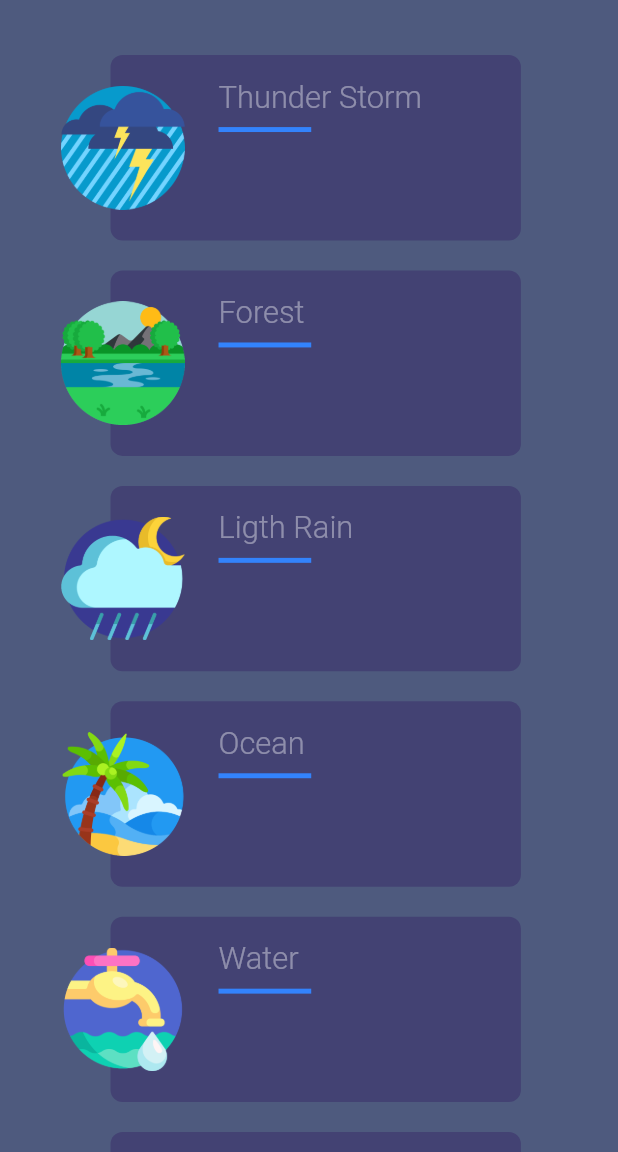
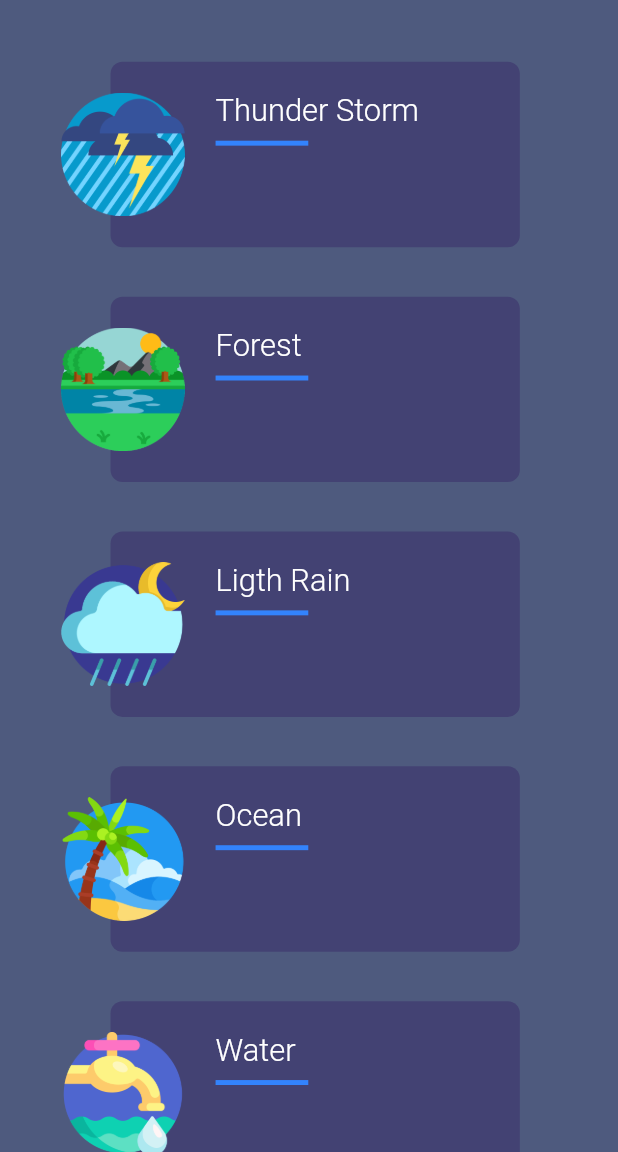
Before and after one commit to luizhenrique07/relaxing-sounds, a Flutter app: the screen it shows after launch, on a phone screen of 412 x 824 dp, the part 84-1236 px from its top. Run offline on Flutter 3.47's test engine with Material 2 defaults, Android fonts, the phone set to English and light mode, and no system bars; our stand-ins replace flutter_mobx, mobx; generated files the repository leaves out were written again; Roboto replaces fonts that are missing (Poppins).

Commit message:
feat: playing sound page

```diff
--- a/lib/i18n/i18n.dart
+++ b/lib/i18n/i18n.dart
@@ -10,7 +10,7 @@ class I18n {
   static String languageCode = "";
   static I18n current;
 
-  static Future<I18n> load(Locale locale) async {
+  static void load(Locale locale) {
     languageCode = locale.languageCode;
   }
 
@@ -23,6 +23,7 @@ class I18n {
   }
 
   static String getValue(String value) {
+    if (languageCode.isEmpty) languageCode = "en";
     return _values[languageCode][value];
   }
 
@@ -34,7 +35,7 @@ class I18n {
       "ligth_rain": "Ligth Rain",
       "ocean": "Ocean",
       "water": "Water",
-      "waterfall": "WaterFall",
+      "waterfall": "WaterFall"
     },
     "pt": {
       "title": "Relaxing Sounds",
--- a/lib/layout/layout.widget.dart
+++ b/lib/layout/layout.widget.dart
@@ -1,18 +1,24 @@
 import 'package:flutter/material.dart';
 import 'package:flutter/widgets.dart';
-import 'package:relaxing_sounds/screens/soundsList.dart';
 import 'package:relaxing_sounds/style/app_sizes.dart';
 import 'package:relaxing_sounds/style/main_colors.dart';
-import 'package:relaxing_sounds/widget/appBar.dart';
+import 'package:relaxing_sounds/widget/appBar.widget.dart';
 
 class Layout extends StatelessWidget {
+  final Widget child;
+  final String title;
+
+  const Layout({Key key, this.child, this.title}) : super(key: key);
+
   @override
   Widget build(BuildContext context) {
     AppSizes.loadAppSizes(context);
     return Scaffold(
-      backgroundColor: MainColors.planetPageBackground,
-      appBar: MainAppBar(),
-      body: SoundsList(),
+      backgroundColor: MainColors.soundPageBackground,
+      appBar: MainAppBar(
+        titleText: title,
+      ),
+      body: child,
     );
   }
 }
--- a/lib/main.dart
+++ b/lib/main.dart
@@ -1,8 +1,8 @@
 import 'package:flutter/material.dart';
 import 'package:flutter_localizations/flutter_localizations.dart';
-import 'package:relaxing_sounds/i18n/i18n.dart';
+import 'package:relaxing_sounds/screens/main.widget.dart';
+import 'i18n/i18n.dart';
 import 'i18n/i18nDelegate.dart';
-import 'layout/layout.widget.dart';
 
 void main() => runApp(MyApp());
 
@@ -10,6 +10,7 @@ class MyApp extends StatelessWidget {
   @override
   Widget build(BuildContext context) {
     return MaterialApp(
+      debugShowCheckedModeBanner: false,
       localizationsDelegates: [
         const I18nDelegate(),
         GlobalMaterialLocalizations.delegate,
@@ -19,8 +20,8 @@ class MyApp extends StatelessWidget {
         const Locale('en'),
         const Locale('pt'),
       ],
-      title: "Relaxing Sounds",
-      home: Layout(),
+      onGenerateTitle: (context) => I18n.of(context).translate('title'),
+      home: MainWidget(),
     );
   }
 }
--- /dev/null
+++ b/lib/screens/main.widget.dart
@@ -0,0 +1,19 @@
+import 'package:flutter/cupertino.dart';
+import 'package:relaxing_sounds/i18n/i18n.dart';
+import 'package:relaxing_sounds/layout/layout.widget.dart';
+import 'package:relaxing_sounds/screens/soundsList.widget.dart';
+import 'package:relaxing_sounds/store/main_store.dart';
+
+class MainWidget extends StatelessWidget {
+  final store = MainStore();
+
+  @override
+  Widget build(BuildContext context) {
+    return Layout(
+      child: SoundsList(
+        store: store,
+      ),
+      title: I18n.getValue('title'),
+    );
+  }
+}
--- a/lib/screens/soundsList.dart
+++ b/lib/screens/soundsList.widget.dart
@@ -1,13 +1,13 @@
 import 'package:flutter/material.dart';
 import 'package:relaxing_sounds/i18n/i18n.dart';
 import 'package:relaxing_sounds/model/sound.dart';
-import 'package:relaxing_sounds/widget/list_item_sound.dart';
+import 'package:relaxing_sounds/store/main_store.dart';
 import 'package:relaxing_sounds/style/app_sizes.dart';
+import 'package:relaxing_sounds/widget/list_item_sound.widget.dart';
+import 'package:relaxing_sounds/widget/playing_sound_bar.widget.dart';
 
 class SoundsList extends StatelessWidget {
-  SoundsList({
-    Key key,
-  }) : super(key: key);
+  final MainStore store;
 
   List<String> _sounds = [
     'thunder_storm',
@@ -18,6 +18,8 @@ class SoundsList extends StatelessWidget {
     "waterfall"
   ];
 
+  SoundsList({Key key, @required this.store}) : super(key: key);
+
   @override
   Widget build(BuildContext context) {
     return ListView(
@@ -25,7 +27,8 @@ class SoundsList extends StatelessWidget {
       children: _sounds
           .map(
             (sound) => ListItemSound(
-              Sound(
+              store: store,
+              sound: Sound(
                 name: I18n.getValue(sound),
                 fileName: sound,
               ),
--- a/lib/style/main_colors.dart
+++ b/lib/style/main_colors.dart
@@ -7,9 +7,7 @@ class MainColors {
   static const Color appBarGradientStart = const Color(0xFF3383FC);
   static const Color appBarGradientEnd = const Color(0xFF00C6FF);
 
-  static const Color planetCard = const Color(0xFF434273);
-  static const Color planetPageBackground = const Color(0xFF4E5A7E);
-  static const Color planetTitle = const Color(0xFFFFFFFF);
-  static const Color planetLocation = const Color(0x66FFFFFF);
-  static const Color planetDistance = const Color(0x66FFFFFF);
+  static const Color soundCard = const Color(0xFF434273);
+  static const Color soundPageBackground = const Color(0xFF4E5A7E);
+  static const Color soundTitle = const Color(0xFFFFFFFF);
 }
--- a/lib/widget/appBar.dart
+++ b/lib/widget/appBar.widget.dart
@@ -1,13 +1,14 @@
 import 'package:flutter/material.dart';
-import 'package:relaxing_sounds/i18n/i18n.dart';
 
 class MainAppBar extends AppBar {
-  MainAppBar()
+  final String titleText;
+
+  MainAppBar({this.titleText})
       : super(
           centerTitle: true,
           backgroundColor: Color(0xFF1c9af5),
           title: Text(
-            I18n.getValue('title'),
+            titleText,
             style: TextStyle(
               color: Colors.white,
               fontFamily: "Roboto-Black",
--- a/lib/widget/list_item_sound.dart
+++ b/lib/widget/list_item_sound.widget.dart
@@ -1,52 +1,58 @@
 import 'package:flutter/cupertino.dart';
 import 'package:flutter/material.dart';
 import 'package:relaxing_sounds/model/sound.dart';
+import 'package:relaxing_sounds/screens/playSound.widget.dart';
+import 'package:relaxing_sounds/store/main_store.dart';
 import 'package:relaxing_sounds/style/app_sizes.dart';
 import 'package:relaxing_sounds/style/main_colors.dart';
 
 class ListItemSound extends StatelessWidget {
   final Sound sound;
+  final MainStore store;
 
-  ListItemSound(this.sound);
+  ListItemSound({@required this.sound, @required this.store});
   @override
   Widget build(BuildContext context) {
-    final soundIconThumbnail = new Container(
-      alignment: new FractionalOffset(0.0, 0.5),
-      child: new Hero(
+    final soundIconThumbnail = Container(
+      alignment: FractionalOffset(0.0, 0.5),
+      child: Hero(
         tag: sound.fileName,
-        child: new Image(
-          image: new AssetImage(sound.getLogoPath()),
+        child: Image(
+          image: AssetImage(sound.getLogoPath()),
           height: AppSizes.blockSize * 20,
         ),
       ),
     );
 
-    final soundCard = new Container(
+    final soundCard = Container(
       margin: EdgeInsets.only(
         left: AppSizes.blockSizeVertical * 4,
-        right: 24.0,
+        right: AppSizes.blockSizeVertical * 3,
       ),
-      decoration: new BoxDecoration(
-        color: MainColors.planetCard,
+      decoration: BoxDecoration(
+        color: MainColors.soundCard,
         shape: BoxShape.rectangle,
-        borderRadius: new BorderRadius.circular(8.0),
+        borderRadius: BorderRadius.circular(8.0),
       ),
-      child: new Container(
-        margin: const EdgeInsets.only(top: 16.0, left: 72.0),
-        constraints: new BoxConstraints.expand(),
-        child: new Column(
+      child: Container(
+        margin: EdgeInsets.only(
+          top: AppSizes.blockSize * 5,
+          left: AppSizes.blockSize * 17,
+        ),
+        constraints: BoxConstraints.expand(),
+        child: Column(
           crossAxisAlignment: CrossAxisAlignment.start,
           children: <Widget>[
-            new Text(
+            Text(
               sound.name,
               style: TextStyle(
-                color: MainColors.planetDistance,
+                color: MainColors.soundTitle,
                 fontFamily: 'Poppins',
                 fontWeight: FontWeight.w300,
                 fontSize: AppSizes.blockSize * 5,
               ),
             ),
-            new Container(
+            Container(
               color: MainColors.appBarGradientStart,
               width: AppSizes.blockSize * 15,
               height: AppSizes.blockSizeVertical * 0.4,
@@ -57,12 +63,19 @@ class ListItemSound extends StatelessWidget {
       ),
     );
 
-    return new Container(
+    return Container(
       height: AppSizes.blockSizeVertical * 15,
-      margin: const EdgeInsets.only(top: 12.0, bottom: 8.0),
-      child: new FlatButton(
-        onPressed: () => print("clicado"),
-        child: new Stack(
+      margin: EdgeInsets.only(
+        top: AppSizes.blockSizeVertical * 2,
+        bottom: AppSizes.blockSizeVertical * 2,
+      ),
+      child: FlatButton(
+        onPressed: () => Navigator.of(context).push(
+          MaterialPageRoute<void>(builder: (BuildContext context) {
+            return PlaySound(sound: sound, store: store);
+          }),
+        ),
+        child: Stack(
           children: <Widget>[
             soundCard,
             soundIconThumbnail,
--- a/pubspec.yaml
+++ b/pubspec.yaml
@@ -21,8 +21,8 @@ dependencies:
     sdk: flutter
   flutter_localizations:
     sdk: flutter
-  # mobx: ^1.1.0
-  # flutter_mobx: ^1.0.1
+  mobx: ^1.1.0
+  flutter_mobx: ^1.0.1
   # app_review: ^1.1.0+1
   # admob_flutter: '^0.3.1'
   # The following adds the Cupertino Icons font to your application.
```
Also changed, not shown: lib/screens/playSound.dart (deleted, +0 -18 lines), lib/screens/playSound.widget.dart (added, +74 -0 lines), lib/store/main_store.dart (added, +23 -0 lines), lib/widget/playing_sound_bar.widget.dart (added, +11 -0 lines), lib/store/main_store.g.dart (added), pubspec.lock.
